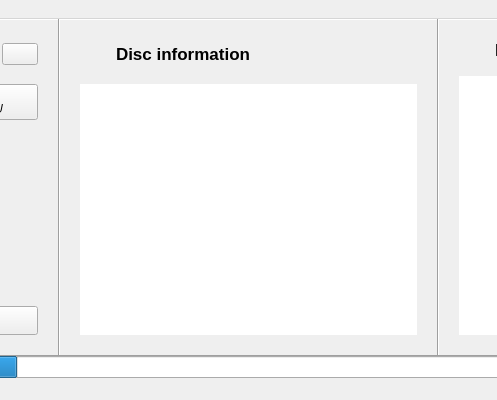
rlaphoenix/Slipstream, file pslipstream/static/form.ui: the form before one commit; both pictures show x 183 to 680 and y 0 to 400 of the 1000 by 400 pixel window.
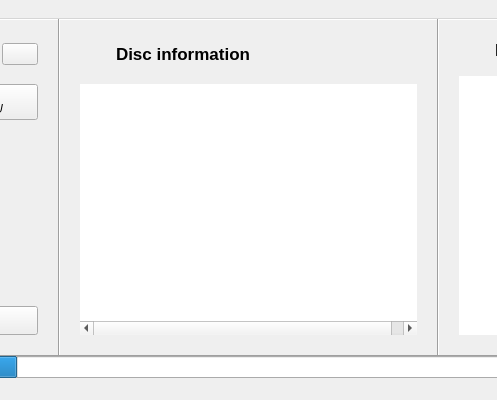
The form after the commit. Icons and pictures are not drawn.

Commit message: ui.form: Only set minimum section size, to 175

The edit to the form file:
```diff
--- a/pslipstream/static/form.ui
+++ b/pslipstream/static/form.ui
@@ -329,10 +329,7 @@
             <bool>true</bool>
            </attribute>
            <attribute name="headerMinimumSectionSize">
-            <number>88</number>
-           </attribute>
-           <attribute name="headerDefaultSectionSize">
-            <number>196</number>
+            <number>175</number>
            </attribute>
            <column>
             <property name="text">
```
